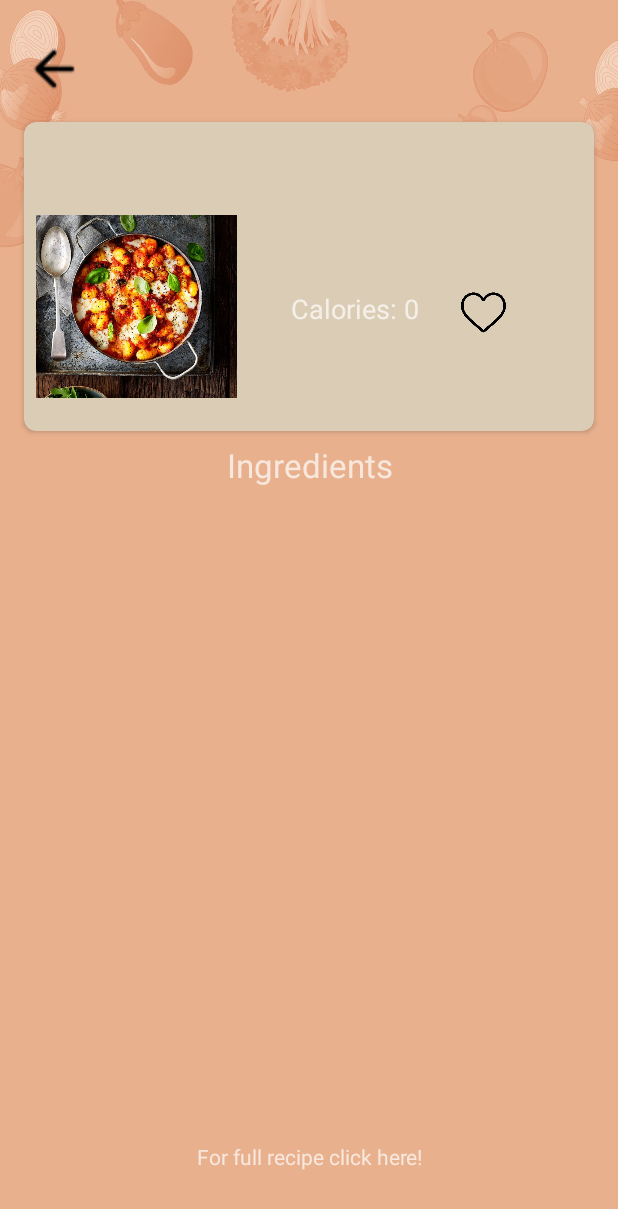
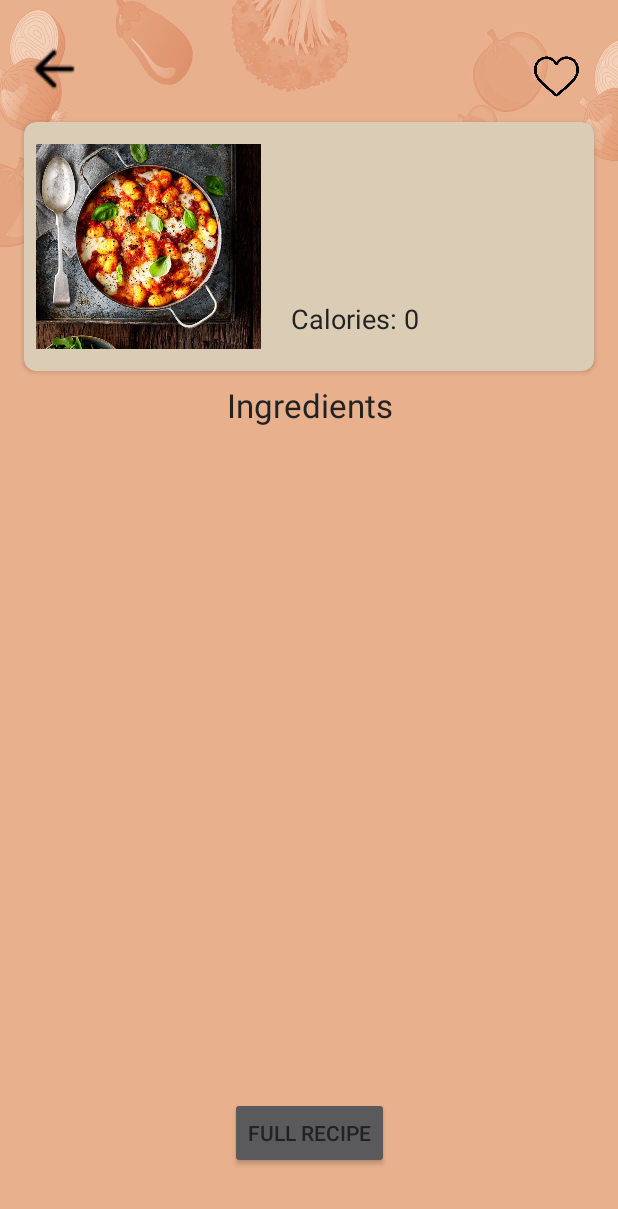
Before and after one commit to athvag/DiscoverYourChef, an Android app: the RecipesPage screen opened directly, with no data from a screen before it, on a phone screen of 412 x 824 dp. Shown: the top 1209 px of the screen. Run offline under Robolectric (Android 15) with nearby library versions, the phone set to English and light mode, and no system bars; our stand-ins replace Firebase (no records; nobody signed in at launch, a user with empty details on screens opened directly), Picasso; network calls fail; pictures from the network do not load; 8 statements that could not run were skipped.

Commit message:
design's changes

```diff
--- a/app/src/main/java/com/team1/discoveryourchef/RecipesPage.java
+++ b/app/src/main/java/com/team1/discoveryourchef/RecipesPage.java
@@ -10,6 +10,7 @@ import android.content.Intent;
 import android.net.Uri;
 import android.os.Bundle;
 import android.view.View;
+import android.widget.Button;
 import android.widget.ImageView;
 import android.widget.TextView;
 import android.widget.Toast;
@@ -30,8 +31,9 @@ import java.util.UUID;
 
 public class RecipesPage extends AppCompatActivity implements View.OnClickListener, RecyclerCallback2 {
 
-    TextView recipeName, recipeCalories, fullrecipe;
+    TextView recipeName, recipeCalories;
     ImageView backButton, favourite, recipePhoto;
+    Button full_recipe;
     private FirebaseAuth mAuth;
     RecyclerView recyclerView;
     boolean isFavourite;
@@ -67,7 +69,7 @@ public class RecipesPage extends AppCompatActivity implements View.OnClickListen
         recipeName = findViewById(R.id.recipeName);
         recipeCalories = findViewById(R.id.recipeCalories);
         recipePhoto = findViewById(R.id.recipePhoto);
-        fullrecipe = findViewById(R.id.full_recipe);
+        full_recipe = findViewById(R.id.full_recipe);
         recipeName.setText(recipe_name);
         recipeCalories.setText("Calories: " + recipe_calories);
         Picasso.get().load(recipe_image).placeholder(R.drawable.defaultfood).fit().into(recipePhoto);
@@ -102,7 +104,7 @@ public class RecipesPage extends AppCompatActivity implements View.OnClickListen
             }
         });
 
-        fullrecipe.setOnClickListener(new View.OnClickListener() {
+        full_recipe.setOnClickListener(new View.OnClickListener() {
             @Override
             public void onClick(View view) {
                 Intent i = new Intent(Intent.ACTION_VIEW);
--- a/app/src/main/res/layout/activity_recipes_page.xml
+++ b/app/src/main/res/layout/activity_recipes_page.xml
@@ -23,6 +23,18 @@
         app:layout_constraintTop_toTopOf="parent"
         app:tint="#000000" />
 
+    <ImageView
+        android:id="@+id/favouritePhoto"
+        android:layout_width="30dp"
+        android:layout_height="30dp"
+        android:background="?attr/selectableItemBackground"
+        android:clickable="true"
+        android:layout_marginRight="26dp"
+        android:layout_marginTop="36dp"
+        android:src="@drawable/notfavourite"
+        app:layout_constraintTop_toTopOf="parent"
+        app:layout_constraintRight_toRightOf="parent"/>
+
     <androidx.cardview.widget.CardView
         android:id="@+id/recipe_menu"
         android:layout_width="match_parent"
@@ -31,74 +43,73 @@
         android:layout_marginLeft="16dp"
         android:layout_marginRight="16dp"
         app:cardBackgroundColor="@color/secondary"
+        app:layout_constraintHorizontal_chainStyle="spread_inside"
         app:cardCornerRadius="8dp"
         app:layout_constraintLeft_toLeftOf="parent"
         app:layout_constraintRight_toRightOf="parent"
         app:layout_constraintTop_toBottomOf="@id/backButton">
 
-        <TextView
-            android:id="@+id/recipeName"
-            android:layout_width="wrap_content"
-            android:layout_height="wrap_content"
+
+
+        <ImageView
+            android:id="@+id/recipePhoto"
+            android:layout_width="150dp"
+            android:layout_height="150dp"
+            android:layout_marginLeft="8dp"
             android:layout_marginTop="8dp"
-            android:layout_marginLeft="8dp"
-            android:layout_marginRight="8dp"
-            android:gravity="fill_horizontal"
-            android:autoSizeTextType="uniform"
-            app:layout_constraintVertical_chainStyle="spread_inside"
-            android:lines="2"
-            android:text="Recipe name"
-            android:textSize="18dp"
-            app:layout_constraintLeft_toLeftOf="parent"
-            app:layout_constraintRight_toRightOf="parent"
-            app:layout_constraintTop_toTopOf="parent"
-            app:layout_constraintBottom_toTopOf="@id/linearlayout_menu"/>
+            android:layout_marginBottom="8dp"
+            android:layout_marginRight="12dp"
+            app:layout_constraintLeft_toLeftOf="parent" />
 
 
         <LinearLayout
             android:id="@+id/linearlayout_menu"
-            android:layout_width="match_parent"
+            android:layout_width="200dp"
             android:layout_height="wrap_content"
-            android:orientation="horizontal"
-            android:layout_marginTop="48dp"
+            android:layout_marginTop="8dp"
+            android:layout_marginRight="8dp"
             android:layout_marginBottom="8dp"
-            app:layout_constraintTop_toBottomOf="@id/recipeName">
+            android:layout_marginLeft="170dp"
+            android:orientation="vertical"
+            app:layout_constraintLeft_toRightOf="@id/recipePhoto">
 
-            <ImageView
-                android:id="@+id/recipePhoto"
-                android:layout_width="150dp"
-                android:layout_height="150dp"
-                android:padding="8dp"
-                android:layout_marginRight="12dp"
-                app:layout_constraintLeft_toLeftOf="parent" />
+            <TextView
+                android:id="@+id/recipeName"
+                android:layout_width="wrap_content"
+                android:layout_height="wrap_content"
+                android:layout_marginLeft="8dp"
+                android:layout_marginTop="8dp"
+                android:layout_marginRight="8dp"
+                android:autoSizeTextType="uniform"
+                android:gravity="fill_horizontal"
+                android:lines="3"
+                android:text="Recipe name"
+                android:textColor="#222222"
+                android:textSize="18dp"
+                app:layout_constraintBottom_toTopOf="@id/linearlayout_menu"
+                app:layout_constraintLeft_toLeftOf="parent"
+                app:layout_constraintRight_toRightOf="parent"
+                app:layout_constraintTop_toTopOf="parent"
+                app:layout_constraintVertical_chainStyle="spread_inside" />
+
 
             <TextView
                 android:id="@+id/recipeCalories"
                 android:layout_width="wrap_content"
                 android:layout_height="wrap_content"
-                android:layout_marginTop="64dp"
-                android:layout_marginLeft="16dp"
+                android:layout_marginLeft="8dp"
+                android:layout_marginBottom="8dp"
+                android:layout_marginTop="35dp"
                 android:layout_marginRight="12dp"
+                android:autoSizeTextType="uniform"
+                android:gravity="center"
+                android:maxLines="1"
                 android:text="Calories: "
-                android:gravity="center"
+                android:textColor="#222222"
                 android:textSize="18dp"
-                android:maxLines = "1"
-                android:autoSizeTextType="uniform"
-                app:layout_constraintLeft_toRightOf="@id/recipePhoto"
-                app:layout_constraintTop_toTopOf="@id/recipePhoto"
-                app:layout_constraintBottom_toBottomOf="@id/recipePhoto" />
-
-            <ImageView
-                android:id="@+id/favouritePhoto"
-                android:layout_width="30dp"
-                android:layout_height="30dp"
-                android:background="?attr/selectableItemBackground"
-                android:clickable="true"
-                android:layout_marginLeft="16dp"
-                android:layout_marginTop="64dp"
-                android:src="@drawable/notfavourite"
-                app:layout_constraintLeft_toRightOf="@id/recipeCalories"
-                app:layout_constraintBottom_toBottomOf="@id/recipeCalories"/>
+                app:layout_constraintBottom_toBottomOf="parent"
+                app:layout_constraintLeft_toRightOf="parent"
+                app:layout_constraintTop_toBottomOf="@id/recipeName" />
 
         </LinearLayout>
 
@@ -112,6 +123,7 @@
         android:text="Ingredients"
         android:gravity="center"
         android:textSize="22dp"
+        android:textColor="#222222"
         android:maxLines = "1"
         android:autoSizeTextType="uniform"
         app:layout_constraintTop_toBottomOf="@id/recipe_menu"
@@ -123,6 +135,7 @@
         android:layout_width="match_parent"
         android:layout_height="wrap_content"
         android:layout_marginTop="8dp"
+        android:textColor="#222222"
         app:layout_constraintTop_toBottomOf="@id/ingredients"
         app:layout_constraintLeft_toLeftOf="parent"
         app:layout_constraintBottom_toTopOf="@id/full_recipe"
@@ -134,6 +147,7 @@
             android:layout_height="350dp"
             android:layout_marginRight="16dp"
             android:layout_marginLeft="16dp"
+            android:textColor="#222222"
             app:layout_constraintLeft_toLeftOf="parent"
             app:layout_constraintRight_toRightOf="parent"
             app:layout_constraintStart_toStartOf="parent"
@@ -141,33 +155,19 @@
             app:layout_constraintTop_toTopOf="parent" />
     </androidx.constraintlayout.widget.ConstraintLayout>
 
-    <TextView
+    <Button
         android:id="@+id/full_recipe"
+        style="?attr/materialButtonOutlinedStyle"
         android:layout_width="wrap_content"
         android:layout_height="wrap_content"
-        android:layout_marginTop="8dp"
-        android:layout_marginBottom="8dp"
-        android:text="For full recipe click here!"
-        android:gravity="center"
-        android:textSize="14dp"
-        android:maxLines = "1"
-        android:autoSizeTextType="uniform"
+        android:text="Full recipe"
+        android:textColor="#222222"
+        tools:layout_editor_absoluteX="3dp"
+        tools:layout_editor_absoluteY="8dp"
         app:layout_constraintTop_toBottomOf="@id/constraint_layout1"
         app:layout_constraintLeft_toLeftOf="parent"
         app:layout_constraintBottom_toBottomOf="parent"
         app:layout_constraintRight_toRightOf="parent"/>
 
 
-
-
-
-
-
-
-
-
-
-
-
-
 </androidx.constraintlayout.widget.ConstraintLayout>
```
